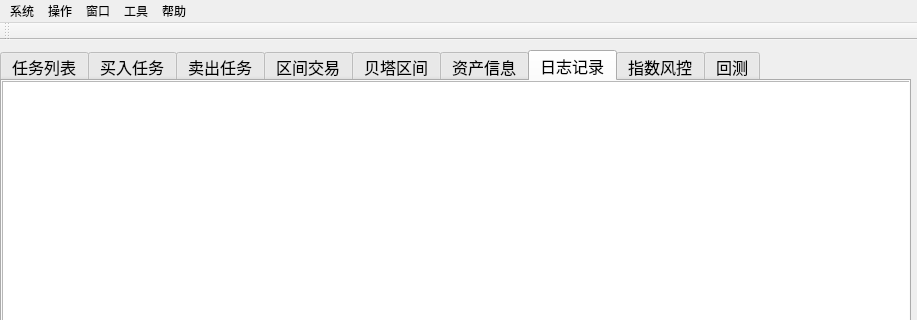
This is TradeWinner/trade_winner.ui in spartawwy/mock_proj as Qt 5 draws it before an edit; both pictures show x 0 to 917 and y 0 to 320 of the 917 by 620 pixel window. The edited form follows.
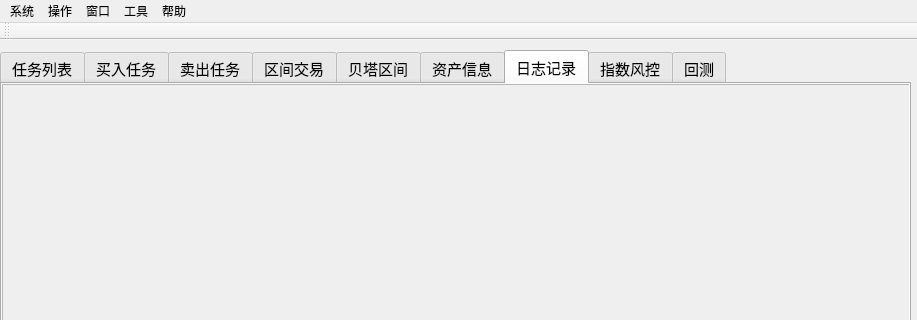
This is the edited form. The open tabs and pages were chosen to show the change.

The edit to the form file:
```diff
--- a/TradeWinner/trade_winner.ui
+++ b/TradeWinner/trade_winner.ui
@@ -25,7 +25,8 @@
     </property>
     <property name="font">
      <font>
-      <pointsize>12</pointsize>
+      <family>新宋体</family>
+      <pointsize>11</pointsize>
      </font>
     </property>
     <property name="currentIndex">
@@ -2221,6 +2222,9 @@
       <string>日志记录</string>
      </attribute>
      <widget class="QPlainTextEdit" name="pte_log">
+      <property name="enabled">
+       <bool>false</bool>
+      </property>
       <property name="geometry">
        <rect>
         <x>0</x>
@@ -2229,6 +2233,14 @@
         <height>541</height>
        </rect>
       </property>
+      <property name="font">
+       <font>
+        <family>新宋体</family>
+        <pointsize>11</pointsize>
+        <weight>50</weight>
+        <bold>false</bold>
+       </font>
+      </property>
      </widget>
     </widget>
     <widget class="QWidget" name="tab_stkindex_task">
```
Left out of the diff: 13 changed lines with no effect on the pictures.
